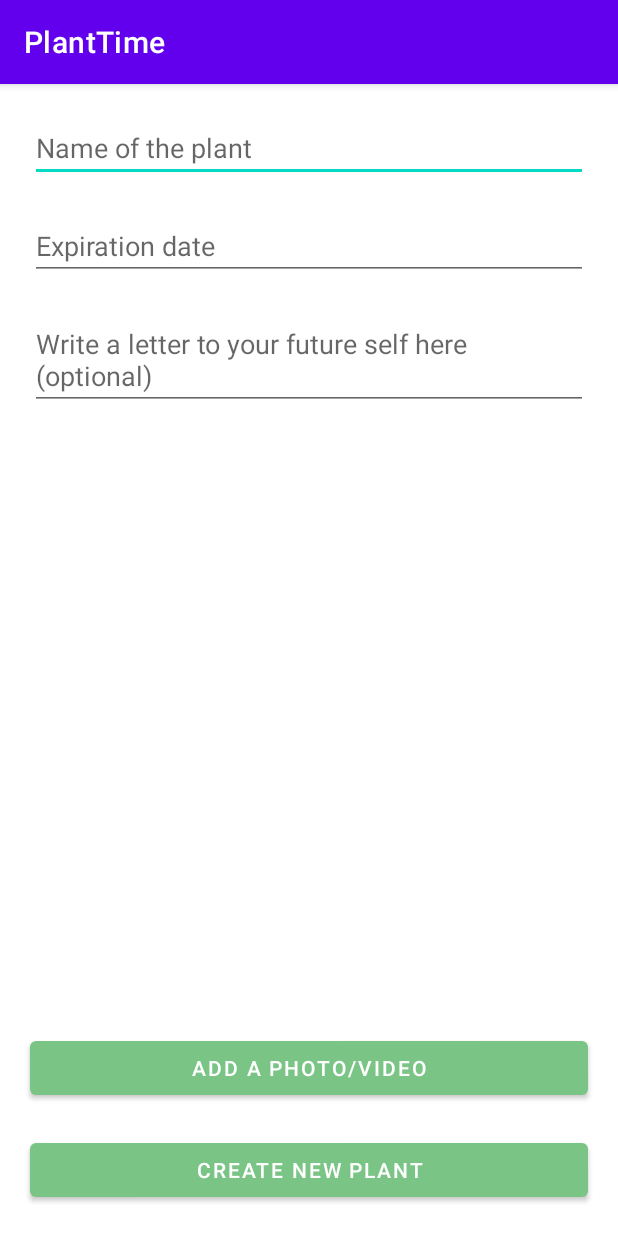
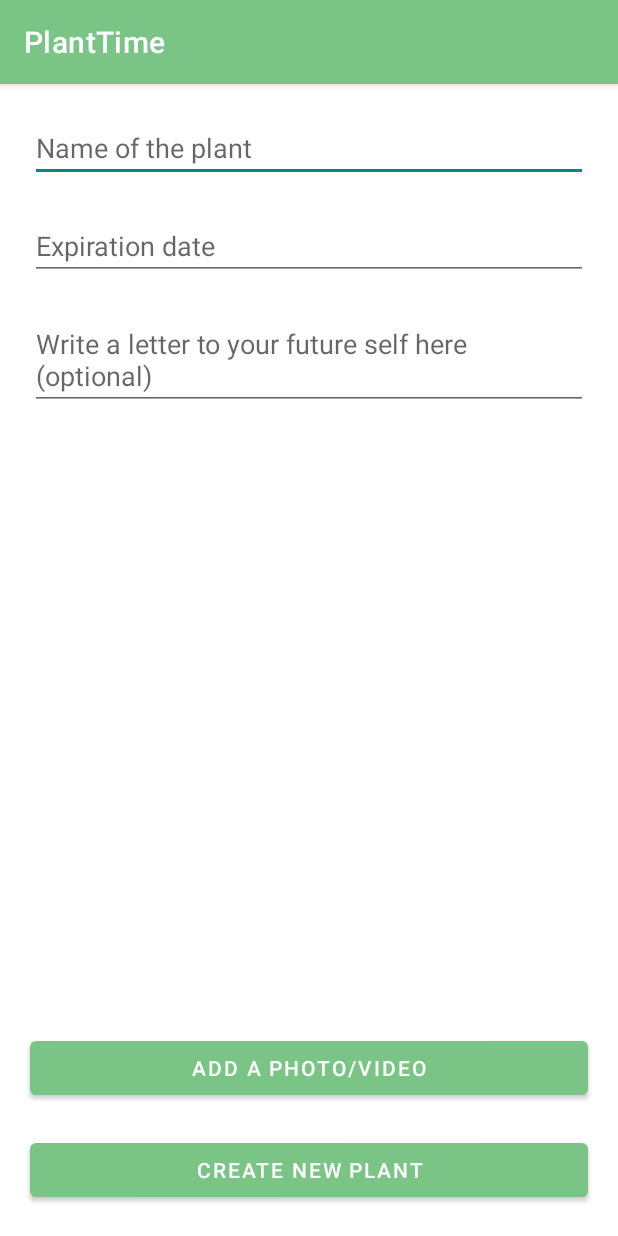
Before and after one commit to LuisBLopez/plant-time, an Android app: the AddPlantActivity screen opened directly, with no data from a screen before it, on a phone screen of 412 x 824 dp. Run offline under Robolectric (Android 15) with nearby library versions, the phone set to English and light mode, and no system bars.

Commit message:
Changes in layout, including new files for the tabs

```diff
--- a/app/build.gradle
+++ b/app/build.gradle
@@ -54,10 +54,11 @@ dependencies {
     implementation 'androidx.recyclerview:recyclerview:1.1.0'
     implementation 'androidx.room:room-runtime:2.2.6'
     implementation 'androidx.room:room-ktx:2.2.6'
-    implementation 'com.google.firebase:firebase-firestore:22.1.0'
+    implementation 'com.google.firebase:firebase-firestore:22.1.1'
     implementation 'com.google.firebase:firebase-firestore-ktx:22.1.0'
     implementation 'com.android.support:multidex:1.0.3'
     implementation 'org.jetbrains.kotlinx:kotlinx-coroutines-android:1.4.1'
+    implementation 'com.google.firebase:firebase-database:19.6.0'
     kapt 'androidx.room:room-compiler:2.2.6'
     testImplementation 'junit:junit:4.+'
     androidTestImplementation 'androidx.test.ext:junit:1.1.2'
--- a/app/src/main/java/com/example/planttime/ui/view/SettingsFragment.kt
+++ b/app/src/main/java/com/example/planttime/ui/view/SettingsFragment.kt
@@ -8,7 +8,6 @@ import androidx.fragment.app.Fragment
 import androidx.lifecycle.ViewModelProvider
 import com.example.planttime.databinding.FragmentSettingsBinding
 import com.example.planttime.ui.viewmodel.PageViewModel
-import com.google.android.material.snackbar.Snackbar
 
 /**
  * A placeholder fragment containing a simple view.
@@ -40,8 +39,6 @@ class SettingsFragment : Fragment() {
             notifications = if(notifications.equals("On")) "Off"
             else "On"
             binding.notifications.text= "Notifications: ${notifications}"
-            Snackbar.make(view, "Notifications turned ${notifications.toLowerCase()}", Snackbar.LENGTH_LONG)
-                    .setAction("Action", null).show()
         }
     }
 
--- /dev/null
+++ b/app/src/main/res/drawable/tab_selected_background.xml
@@ -0,0 +1,5 @@
+<?xml version="1.0" encoding="utf-8"?>
+<shape xmlns:android="http://schemas.android.com/apk/res/android"
+    >
+    <solid android:color="@color/aquamarine_400" />
+</shape>
--- /dev/null
+++ b/app/src/main/res/drawable/tab_selector.xml
@@ -0,0 +1,5 @@
+<?xml version="1.0" encoding="utf-8"?>
+<selector xmlns:android="http://schemas.android.com/apk/res/android">
+    <item android:drawable="@drawable/tab_selected_background" android:state_selected="true"/>
+    <item android:drawable="@color/aquamarine"/>
+</selector>
--- /dev/null
+++ b/app/src/main/res/drawable/tab_text.xml
@@ -0,0 +1,5 @@
+<?xml version="1.0" encoding="utf-8"?>
+<selector xmlns:android="http://schemas.android.com/apk/res/android">
+    <item android:color="@color/white" android:state_selected="true"/>
+    <item android:color="@color/aquamarine_600"/>
+</selector>
--- a/app/src/main/res/layout/activity_add_plant.xml
+++ b/app/src/main/res/layout/activity_add_plant.xml
@@ -46,7 +46,7 @@
         android:layout_height="wrap_content"
         android:layout_margin="20dp"
         android:text="Add a photo/video"
-        app:backgroundTint="#7AC486"
+        app:backgroundTint="@color/aquamarine"
         app:layout_constraintBottom_toTopOf="@id/plant_confirm_add"
         app:layout_constraintStart_toStartOf="parent" />
     <Button
@@ -55,7 +55,7 @@
         android:layout_height="wrap_content"
         android:layout_margin="20dp"
         android:text="Create new plant"
-        app:backgroundTint="#7AC486"
+        app:backgroundTint="@color/aquamarine"
         app:layout_constraintBottom_toBottomOf="parent"
         app:layout_constraintStart_toStartOf="parent" />
 
--- a/app/src/main/res/layout/activity_main.xml
+++ b/app/src/main/res/layout/activity_main.xml
@@ -40,7 +40,10 @@
             android:id="@+id/tabs"
             android:layout_width="match_parent"
             android:layout_height="wrap_content"
-            android:background="#7AC486" />
+            app:tabBackground="@drawable/tab_selector"
+            app:tabIndicatorColor="@color/white"
+            app:tabIndicatorHeight="2dp"
+            app:tabTextColor="@drawable/tab_text" />
     </com.google.android.material.appbar.AppBarLayout>
 
     <androidx.viewpager.widget.ViewPager
--- a/app/src/main/res/layout/item_plant.xml
+++ b/app/src/main/res/layout/item_plant.xml
@@ -15,7 +15,8 @@
         <ImageView
             android:id="@+id/plant_icon"
             android:layout_width="100dp"
-            android:layout_height="100dp">
+            android:layout_height="100dp"
+            android:src = "@drawable/cactus">
         </ImageView>
         <LinearLayout
             android:layout_width="match_parent"
@@ -46,12 +47,14 @@
                 <Button
                     android:layout_width="50dp"
                     android:layout_height="50dp"
+                    android:layout_marginLeft="15dp"
                     android:background = "@drawable/rounded_btn"
                     android:foreground="@drawable/remove">
                 </Button>
                 <ImageButton
                     android:layout_width="50dp"
                     android:layout_height="50dp"
+                    android:layout_marginLeft="15dp"
                     android:background="@drawable/rounded_btn"
                     app:backgroundTint="#7AC486"
                     android:foreground="@drawable/view_purple">
--- a/app/src/main/res/values/colors.xml
+++ b/app/src/main/res/values/colors.xml
@@ -7,4 +7,7 @@
     <color name="teal_700">#FF018786</color>
     <color name="black">#FF000000</color>
     <color name="white">#FFFFFFFF</color>
+    <color name="aquamarine">#7AC486</color>
+    <color name="aquamarine_600">#314E36</color>
+    <color name="aquamarine_400">#497650</color>
 </resources>
--- a/app/src/main/res/values/themes.xml
+++ b/app/src/main/res/values/themes.xml
@@ -2,17 +2,18 @@
     <!-- Base application theme. -->
     <style name="Theme.PlantTime" parent="Theme.MaterialComponents.DayNight.DarkActionBar">
         <!-- Primary brand color. -->
-        <item name="colorPrimary">@color/purple_500</item>
-        <item name="colorPrimaryVariant">@color/purple_700</item>
+        <item name="colorPrimary">@color/aquamarine</item>
+        <item name="colorPrimaryVariant">@color/teal_700</item>
         <item name="colorOnPrimary">@color/white</item>
         <!-- Secondary brand color. -->
-        <item name="colorSecondary">@color/teal_200</item>
-        <item name="colorSecondaryVariant">@color/teal_700</item>
+        <item name="colorSecondary">@color/purple_500</item>
+        <item name="colorSecondaryVariant">@color/purple_700</item>
         <item name="colorOnSecondary">@color/black</item>
         <!-- Status bar color. -->
         <item name="android:statusBarColor" tools:targetApi="l">?attr/colorPrimaryVariant</item>
         <!-- Customize your theme here. -->
         <item name="android:datePickerDialogTheme">@style/Theme.PlantTime.DatePicker</item>
+        <item name = "colorAccent">@color/teal_700</item>
     </style>
 
     <style name="Theme.PlantTime.NoActionBar">
@@ -20,7 +21,10 @@
         <item name="windowNoTitle">true</item>
     </style>
 
-    <style name="Theme.PlantTime.AppBarOverlay" parent="ThemeOverlay.AppCompat.Dark.ActionBar" />
+    <style name="Theme.PlantTime.AppBarOverlay" parent="ThemeOverlay.AppCompat.Dark.ActionBar" >
+        <item name = "colorPrimary">@color/aquamarine</item>
+        <item name = "android:textColorPrimary">@color/white</item>
+    </style>
 
     <style name="Theme.PlantTime.PopupOverlay" parent="ThemeOverlay.AppCompat.Light" />
 
--- a/build.gradle
+++ b/build.gradle
@@ -6,7 +6,7 @@ buildscript {
         jcenter()
     }
     dependencies {
-        classpath 'com.android.tools.build:gradle:4.1.2'
+        classpath 'com.android.tools.build:gradle:4.1.3'
         classpath "org.jetbrains.kotlin:kotlin-gradle-plugin:$kotlin_version"
         classpath 'com.google.gms:google-services:4.3.5'
 
```
Also changed, not shown: app/src/main/java/com/example/planttime/ui/view/MyPlantsFragment.kt (+3 -18 lines), app/src/main/java/com/example/planttime/ui/viewmodel/PageViewModel.kt (+76 -44 lines), app/src/main/res/drawable-v24/cactus.jpg (deleted), app/src/main/res/drawable-v24/view_purple.png, 2 other files.
